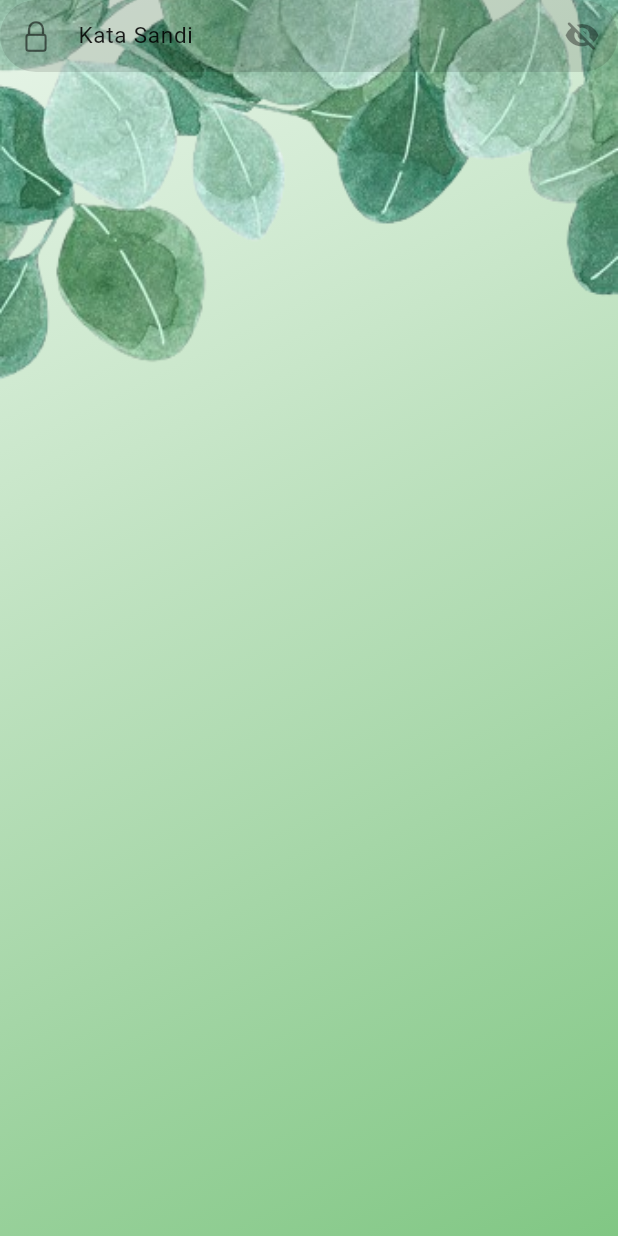
After one commit to craftgirlsss/plant-growth-analysis, a Flutter app: the ChangePassword screen opened directly, on a phone screen of 412 x 824 dp. The commit adds this screen. Run offline on Flutter 3.47's test engine with Material 3 defaults, Android fonts, the phone set to English and light mode, and no system bars; our stand-ins replace get, loading_animation_widget, shared_preferences; accounts and stored records are empty; Roboto replaces fonts that are missing (Poppins-Regular); project files that could hold a hidden picture were left out.

```diff
--- /dev/null
+++ b/lib/src/views/setting/change_password.dart
@@ -0,0 +1,99 @@
+import 'package:flutter/cupertino.dart';
+import 'package:flutter/material.dart';
+import 'package:get/get.dart';
+import 'package:plant_growth/src/components/textstyle.dart';
+import 'package:plant_growth/src/helpers/focus.dart';
+
+class ChangePassword extends StatefulWidget {
+  const ChangePassword({super.key});
+
+  @override
+  State<ChangePassword> createState() => _ChangePasswordState();
+}
+
+class _ChangePasswordState extends State<ChangePassword> {
+  TextEditingController passwordController = TextEditingController();
+  var obscure = false.obs;
+  @override
+  Widget build(BuildContext context) {
+    final passwordField = Obx(
+      () => TextFormField(
+        controller: passwordController,
+        autofocus: false,
+        obscureText: obscure.value,
+        style: kDefaultTextStyle(color: Colors.black87, fontSize: 15),
+        decoration: InputDecoration(
+          prefixIcon: const Icon(CupertinoIcons.padlock, color: Colors.black54),
+          fillColor: Colors.black12,
+          filled: true,
+          hintStyle: kDefaultTextStyle(color: Colors.black87, fontSize: 15),
+          hintText: 'Kata Sandi',
+          suffixIconColor: Colors.black54,
+          suffixIcon: GestureDetector(
+            onTap: () {
+              obscure.value = !obscure.value;
+            },
+            child: obscure.value
+                ? const Icon(
+                    Icons.visibility,
+                    color: Colors.black38,
+                  )
+                : const Icon(
+                    Icons.visibility_off_rounded,
+                    color: Colors.black38,
+                  ),
+          ),
+          contentPadding: const EdgeInsets.fromLTRB(20.0, 10.0, 20.0, 10.0),
+          border: OutlineInputBorder(
+              borderSide: BorderSide.none,
+              borderRadius: BorderRadius.circular(
+                32.0,
+              )),
+        ),
+      ),
+    );
+    return Stack(
+      children: [
+        Container(
+          decoration: BoxDecoration(
+            gradient: LinearGradient(
+              begin: Alignment.topLeft,
+              end: Alignment.bottomRight,
+              colors: [
+                Colors.green.shade50,
+                Colors.green.shade100,
+                Colors.green.shade200,
+                Colors.green.shade300,
+              ],
+            ),
+          ),
+          child: GestureDetector(
+            onTap: () => focusManager(),
+            child: Scaffold(
+              backgroundColor: Colors.transparent,
+              body: Stack(
+                children: [
+                  SizedBox(
+                      width: MediaQuery.of(context).size.width,
+                      child: Image.asset(
+                        'assets/images/bg.png',
+                        fit: BoxFit.cover,
+                      )),
+                  // passwordField
+                  SafeArea(
+                    child: SingleChildScrollView(
+                      child: Column(
+                        mainAxisAlignment: MainAxisAlignment.center,
+                        children: [passwordField],
+                      ),
+                    ),
+                  )
+                ],
+              ),
+            ),
+          ),
+        )
+      ],
+    );
+  }
+}
```
Also changed, not shown: lib/src/components/alerts.dart (added, +29 -0 lines), lib/src/views/login/login.dart (+7 -11 lines), lib/src/views/setting/setting.dart (+9 -0 lines).
